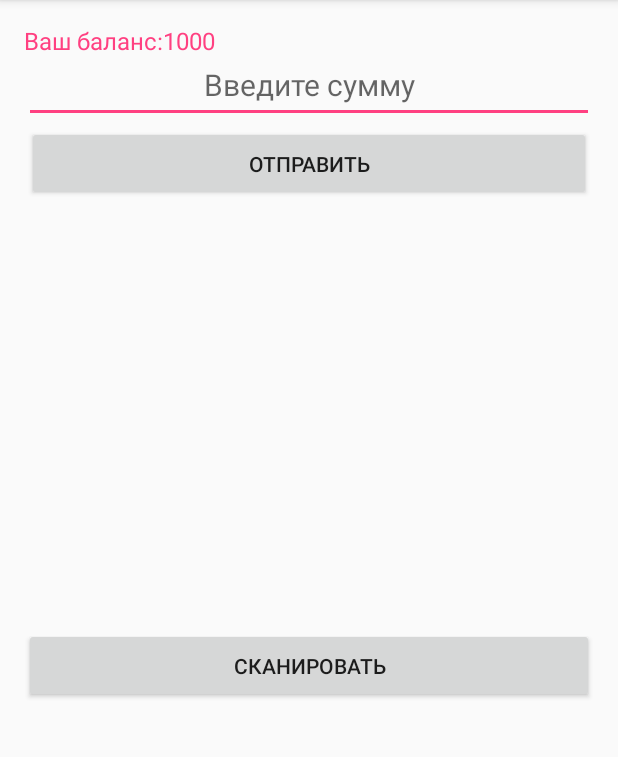
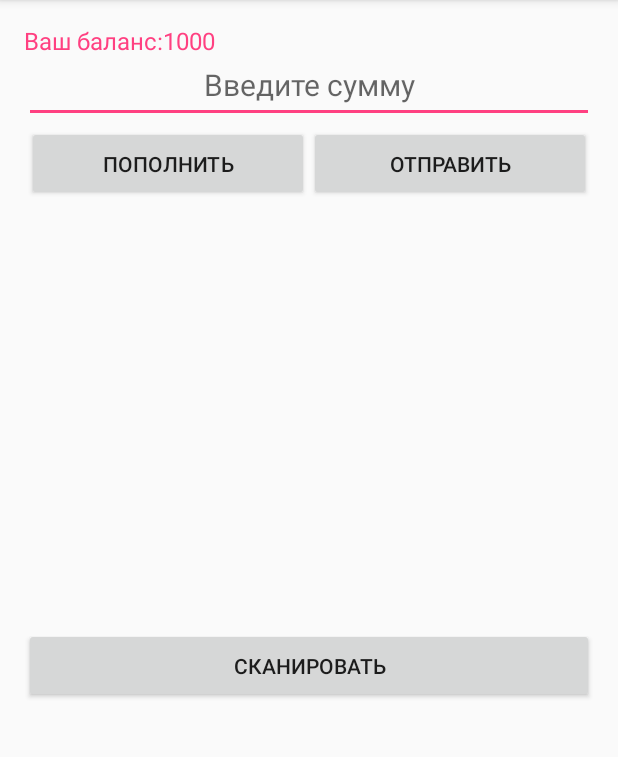
Before and after one commit to Tomas13/OtgReader, an Android app: the MainActivity screen opened directly, with no data from a screen before it, on a phone screen of 412 x 824 dp, the part 84-841 px from its top. Run offline under Robolectric (Android 15) with nearby library versions, the phone set to English and light mode, and no system bars; our stand-ins replace ButterKnife; libraries missing offline, so code that uses them is left out: be.tarsos.dsp.

```diff
--- a/app/src/main/AndroidManifest.xml
+++ b/app/src/main/AndroidManifest.xml
@@ -7,6 +7,8 @@
     <uses-feature android:name="android.hardware.camera"/>
 
     <uses-permission android:name="android.permission.INTERNET"/>
+
+    <uses-permission android:name="android.permission.RECORD_AUDIO"/>
 
     <application
         android:allowBackup="true"
--- a/app/src/main/res/layout/activity_main.xml
+++ b/app/src/main/res/layout/activity_main.xml
@@ -49,18 +49,18 @@
                 android:padding="2dp"
                 android:weightSum="2">
 
-                <!--<Button-->
-                    <!--android:id="@+id/btn_generate_qr_positive"-->
-                    <!--android:layout_width="0dp"-->
-                    <!--android:layout_height="50dp"-->
-                    <!--android:layout_weight="1"-->
-                    <!--android:text="@string/add_summ"/>-->
+                <Button
+                    android:id="@+id/btn_generate_qr_positive"
+                    android:layout_width="0dp"
+                    android:layout_height="50dp"
+                    android:layout_weight="1"
+                    android:text="@string/add_summ"/>
 
                 <Button
                     android:id="@+id/btn_generate_qr_negative"
                     android:layout_width="0dp"
                     android:layout_height="50dp"
-                    android:layout_weight="2"
+                    android:layout_weight="1"
                     android:text="@string/minus_summ"/>
 
             </LinearLayout>
```
Also changed, not shown: app/src/main/java/otgroup/kz/otgreader/MainActivity.java (+38 -1 lines).
